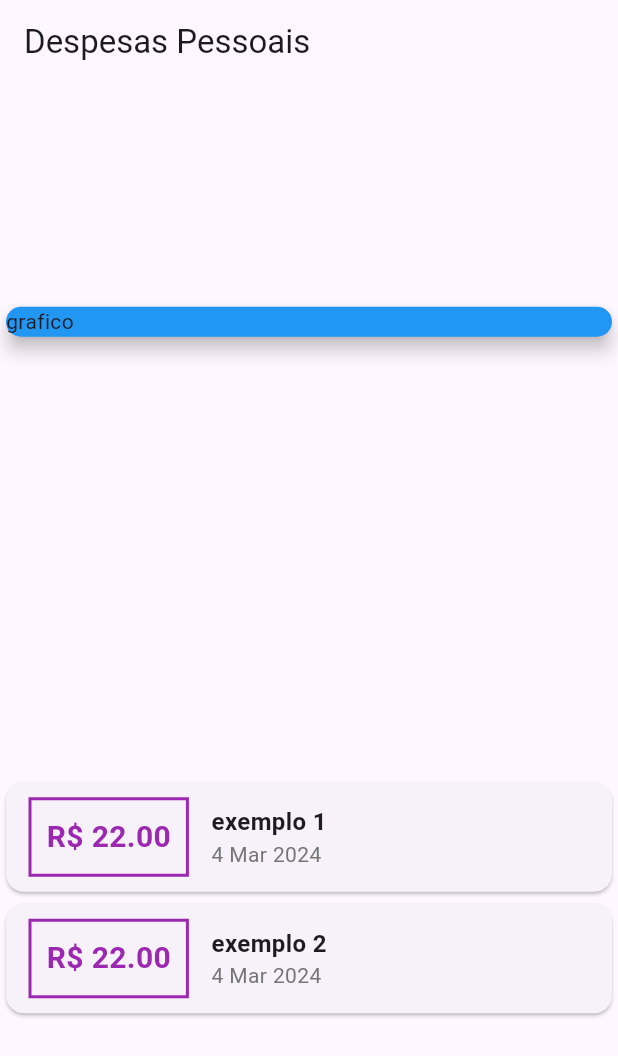
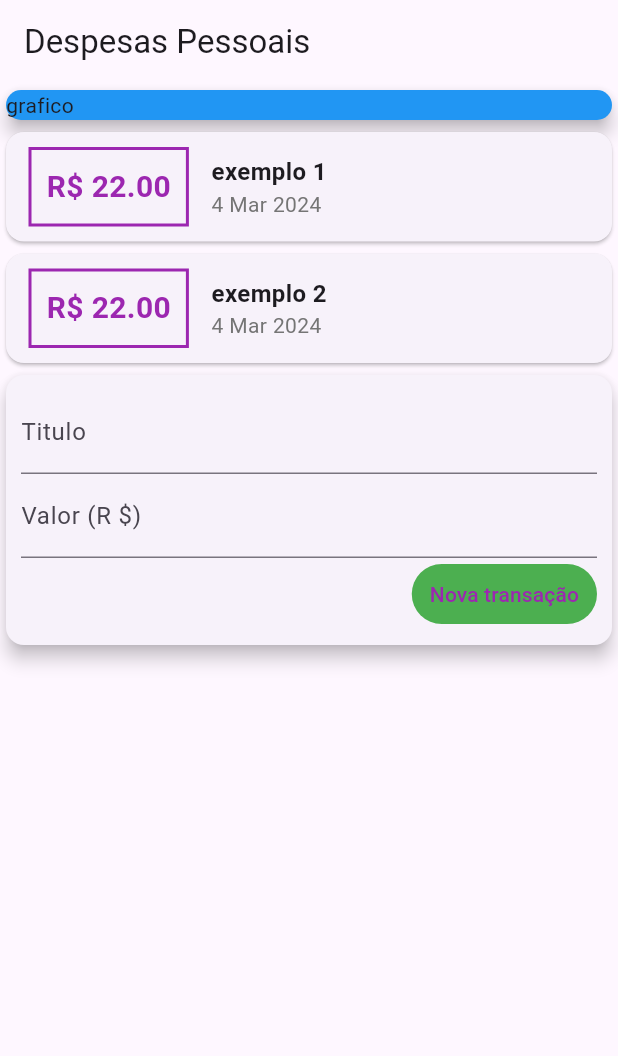
Before and after one commit to vinicemanuel/Flutter-Udemy, a Flutter app: the screen it shows after launch, on a phone screen of 412 x 824 dp. Shown: the top 1056 px of the screen. Run offline on Flutter 3.47's test engine with Material 3 defaults, Android fonts, the phone set to English and light mode, and no system bars.

Commit message:
s4 - 100

```diff
--- a/expenses/lib/Pages/home_page.dart
+++ b/expenses/lib/Pages/home_page.dart
@@ -27,7 +27,6 @@ class HomePage extends StatelessWidget {
           title: const Text("Despesas Pessoais"),
         ),
         body: Column(
-          mainAxisAlignment: MainAxisAlignment.spaceAround,
           crossAxisAlignment: CrossAxisAlignment.stretch,
           children: [
             Card(
@@ -39,6 +38,35 @@ class HomePage extends StatelessWidget {
               children: _transactions.map((tr) {
                 return TransactionWidget(transaction: tr);
               }).toList(),
+            ),
+            Card(
+              elevation: 5,
+              child: Padding(
+                padding: const EdgeInsets.all(10),
+                child: Column(
+                  children: [
+                    TextField(
+                      decoration: InputDecoration(labelText: "Titulo"),
+                    ),
+                    TextField(
+                      decoration: InputDecoration(labelText: "Valor (R \$)"),
+                    ),
+                    Row(
+                      mainAxisAlignment: MainAxisAlignment.end,
+                      children: [
+                        TextButton(
+                          onPressed: () {},
+                          style: TextButton.styleFrom(
+                            foregroundColor: Colors.purple,
+                            backgroundColor: Colors.green,
+                          ),
+                          child: Text("Nova transação"),
+                        ),
+                      ],
+                    )
+                  ],
+                ),
+              ),
             )
           ],
         ));
```
Also changed, not shown: 2 other files.
